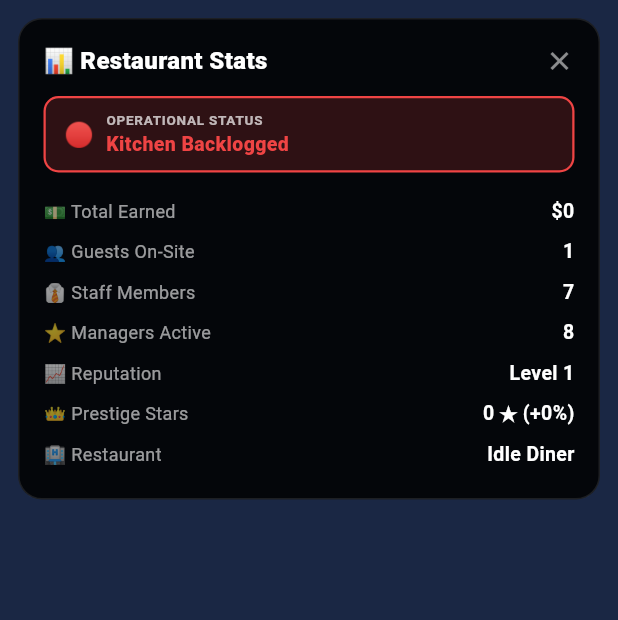
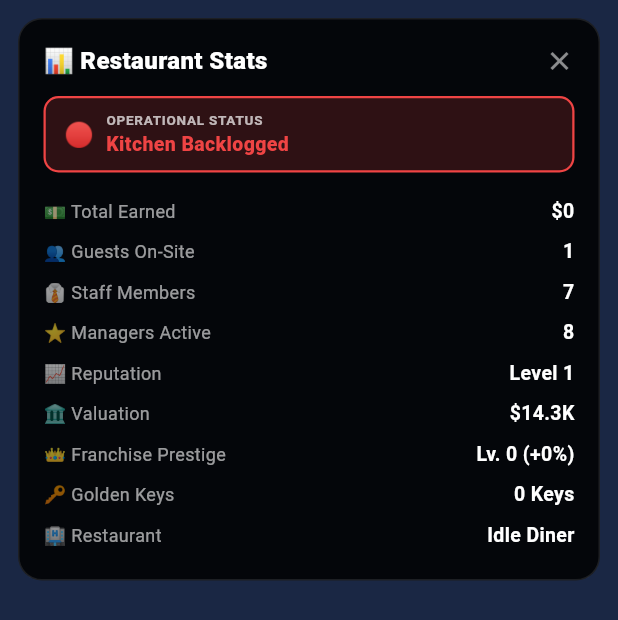
Before and after one commit to Dr-Rank1/Idle-1, a Flutter app: the StatsPanel widget shown alone on an empty page, opened directly with empty values, on a phone screen of 412 x 824 dp. Shown: the top 620 px of the screen. Run offline on Flutter 3.47's test engine with Material 3 defaults, Android fonts, the phone set to English and light mode, and no system bars; our stand-ins replace shared_preferences; accounts and stored records are empty.

Commit message:
Implement Franchise Prestige system with restaurant valuation, Golden Keys, and Flutter companion sync

```diff
--- a/lib/logic/game_state.dart
+++ b/lib/logic/game_state.dart
@@ -3,6 +3,7 @@ import 'dart:ui';
 import 'package:flutter/foundation.dart';
 import '../models/character.dart';
 import '../models/enums.dart';
+import '../models/franchise.dart';
 import '../models/manager.dart';
 import '../models/particles.dart';
 import '../models/station.dart';
@@ -17,6 +18,11 @@ class GameState extends ChangeNotifier {
   double totalEarned = 0.0;
   int reputation = 1;          // prestige multiplier level
   int prestigeStars = 0;       // permanent prestige stars earned
+  int prestigeLevel = 0;       // franchise prestige level
+  int franchiseKeys = 0;       // franchise golden keys earned
+  double restaurantValuation = 0.0;
+  final List<WorldRestaurant> worldRestaurants = List.from(defaultWorldRestaurants);
+  String activeRestaurantId = 'idle_diner';
   double starRating = 5.0;
   String restaurantName = 'Idle Diner';
   String get hotelName => restaurantName;
@@ -41,13 +47,32 @@ class GameState extends ChangeNotifier {
     'table_12': true,
   };
 
-  double get prestigeMultiplier => 1.0 + (prestigeStars * 0.25);
+  double get prestigeMultiplier => 1.0 + (prestigeLevel * 0.50) + (prestigeStars * 0.25);
   double get totalRevenueMultiplier => revenueMultiplier * prestigeMultiplier;
   double get cashPerSecond =>
       stations.fold(0.0, (sum, s) => sum + (s.actionDuration > 0 ? s.income / s.actionDuration : 0.0)) *
       totalRevenueMultiplier;
   void triggerVipEvent() => _triggerVipEvent();
-  bool get canPrestige => totalEarned >= 15000.0;
+
+  double getRestaurantValuation() {
+    final earnedPart = totalEarned * 0.75;
+    double stationPart = 0.0;
+    for (final s in stations) {
+      if (s.id.startsWith('table_')) {
+        stationPart += s.level * 250.0;
+      } else {
+        stationPart += s.level * 500.0;
+      }
+    }
+    final starMult = (starRating / 5.0).clamp(0.6, 1.25);
+    final val = (earnedPart + stationPart * 1.5) * starMult;
+    return max(500.0, val);
+  }
+
+  bool get areCoreStationsMaxLevel => stations.every((s) => s.level >= 50);
+  bool get canPrestige => getRestaurantValuation() >= 25000.0 || areCoreStationsMaxLevel;
+  int get keysToEarnOnPrestige => max(1, (getRestaurantValuation() / 15000.0).floor());
+  int get diamondsToEarnOnPrestige => 25 + (keysToEarnOnPrestige * 15);
 
   int get starsToEarnOnPrestige {
     final potential = (sqrt(totalEarned / 4000.0)).floor();
@@ -1333,11 +1358,14 @@ class GameState extends ChangeNotifier {
   }
 
   /// Prestige / Franchise Reset:
-  /// Resets cash and stations in exchange for permanent prestige stars
+  /// Resets cash and stations in exchange for permanent franchise keys, diamonds and +50% profit
   bool prestigeReset() {
     if (!canPrestige) return false;
-    final newStars = starsToEarnOnPrestige;
-    prestigeStars += newStars;
+    final newKeys = keysToEarnOnPrestige;
+    final newDiamonds = diamondsToEarnOnPrestige;
+    prestigeLevel += 1;
+    franchiseKeys += newKeys;
+    gems += newDiamonds;
     reputation += 1;
 
     // Reset station levels
@@ -1351,8 +1379,8 @@ class GameState extends ChangeNotifier {
       s.occupiedByCharacterId = null;
     }
 
-    // Starting cash bonus based on prestige
-    cash = 500.0 * (1 + prestigeStars);
+    // Starting cash bonus based on prestige level
+    cash = 500.0 * (1.0 + prestigeLevel);
 
     // Remove existing guests so resort starts fresh
     characters.removeWhere((c) => c.isGuest);
@@ -1364,7 +1392,7 @@ class GameState extends ChangeNotifier {
     }
     floatingLabels.add(FloatingLabel(
       id: 'lbl_${_nextParticleId++}',
-      text: '★ PRESTIGE UP! +${(newStars * 25)}% INCOME ★',
+      text: '👑 PRESTIGE UP! +$newKeys 🔑 (+50% PROFIT) 👑',
       screenPos: center.translate(0, -50),
       color: const Color(0xFFFFD700),
       scale: 1.3,
--- /dev/null
+++ b/lib/models/franchise.dart
@@ -0,0 +1,110 @@
+/// Model representing an unlocked or discoverable restaurant location on the World Map.
+class WorldRestaurant {
+  final String id;
+  final String name;
+  final String icon;
+  final String tagline;
+  final int stars;
+  final double multiplier;
+  bool unlocked;
+  final double cost;
+
+  WorldRestaurant({
+    required this.id,
+    required this.name,
+    required this.icon,
+    required this.tagline,
+    required this.stars,
+    required this.multiplier,
+    required this.unlocked,
+    required this.cost,
+  });
+
+  factory WorldRestaurant.fromJson(Map<String, dynamic> json) {
+    return WorldRestaurant(
+      id: json['id'] as String? ?? 'idle_diner',
+      name: json['name'] as String? ?? 'Idle Diner',
+      icon: json['icon'] as String? ?? '🍔',
+      tagline: json['tagline'] as String? ?? '',
+      stars: (json['stars'] as num?)?.toInt() ?? 5,
+      multiplier: (json['multiplier'] as num?)?.toDouble() ?? 1.0,
+      unlocked: json['unlocked'] as bool? ?? false,
+      cost: (json['cost'] as num?)?.toDouble() ?? 0.0,
+    );
+  }
+
+  Map<String, dynamic> toJson() => {
+    'id': id,
+    'name': name,
+    'icon': icon,
+    'tagline': tagline,
+    'stars': stars,
+    'multiplier': multiplier,
+    'unlocked': unlocked,
+    'cost': cost,
+  };
+}
+
+/// Baseline world restaurant empire locations matching Godot GameManager.
+final List<WorldRestaurant> defaultWorldRestaurants = [
+  WorldRestaurant(
+    id: 'idle_diner',
+    name: 'Idle Diner',
+    icon: '🍔',
+    tagline: 'Classic 1950s American Diner • 100% Max Level Complete',
+    stars: 5,
+    multiplier: 1.0,
+    unlocked: true,
+    cost: 0.0,
+  ),
+  WorldRestaurant(
+    id: 'idles_chain',
+    name: "Idle's Chain",
+    icon: '🍟',
+    tagline: 'Fast Food Drive-Thru Franchise',
+    stars: 3,
+    multiplier: 3.5,
+    unlocked: false,
+    cost: 5000.0,
+  ),
+  WorldRestaurant(
+    id: 'snowy_peaks',
+    name: 'Snowy Peaks',
+    icon: '⛷️',
+    tagline: 'Alpine Mountain Fondue Lodge',
+    stars: 2,
+    multiplier: 10.0,
+    unlocked: false,
+    cost: 25000.0,
+  ),
+  WorldRestaurant(
+    id: 'taverna_athena',
+    name: 'Taverna Athena',
+    icon: '🏛️',
+    tagline: 'Aegean Seaside Seafood Taverna',
+    stars: 4,
+    multiplier: 25.0,
+    unlocked: false,
+    cost: 100000.0,
+  ),
+  WorldRestaurant(
+    id: 'noodle_palace',
+    name: 'Noodle Palace',
+    icon: '🍜',
+    tagline: 'High-Altitude Ramen & Dim Sum Temple',
+    stars: 3,
+    multiplier: 60.0,
+    unlocked: false,
+    cost: 450000.0,
+  ),
+  WorldRestaurant(
+    id: 'sakura_springs',
+    name: 'Sakura Springs',
+    icon: '🌸',
+    tagline: 'Zen Garden Kaiseki & Tea Sanctuary',
+    stars: 5,
+    multiplier: 150.0,
+    unlocked: false,
+    cost: 2000000.0,
+  ),
+];
--- a/lib/services/save_service.dart
+++ b/lib/services/save_service.dart
@@ -56,6 +56,9 @@ class SaveService {
       'star_rating': gs.starRating,
       'reputation': gs.reputation,
       'prestigeStars': gs.prestigeStars,
+      'prestige_level': gs.prestigeLevel,
+      'franchise_keys': gs.franchiseKeys,
+      'restaurant_valuation': gs.getRestaurantValuation(),
       'restaurant_name': gs.restaurantName,
       'hotelName': gs.hotelName,
       'restaurant_level': gs.restaurantLevel,
@@ -133,6 +136,9 @@ class SaveService {
       gs.starRating = (data['star_rating'] as num?)?.toDouble() ?? gs.starRating;
       gs.reputation = (data['reputation'] as int?) ?? gs.reputation;
       gs.prestigeStars = (data['prestigeStars'] as int?) ?? gs.prestigeStars;
+      gs.prestigeLevel = (data['prestige_level'] as int?) ?? gs.prestigeLevel;
+      gs.franchiseKeys = (data['franchise_keys'] as int?) ?? gs.franchiseKeys;
+      gs.restaurantValuation = (data['restaurant_valuation'] as num?)?.toDouble() ?? gs.getRestaurantValuation();
       gs.restaurantName = (data['restaurant_name'] as String?) ??
           (data['hotelName'] as String?) ??
           gs.restaurantName;
--- a/lib/ui/screens/game_screen.dart
+++ b/lib/ui/screens/game_screen.dart
@@ -7,6 +7,7 @@ import '../../logic/game_state.dart';
 import '../../models/station.dart';
 import '../../services/save_service.dart';
 import '../../ui/painters/resort_painter.dart';
+import '../../ui/widgets/franchise_sheet.dart';
 import '../../ui/widgets/hud_overlay.dart';
 import '../../ui/widgets/managers_sheet.dart';
 import '../../ui/widgets/upgrade_sheet.dart';
@@ -221,6 +222,12 @@ class _GameScreenState extends State<GameScreen>
                 right: 0,
                 bottom: 0,
                 child: HudOverlay(
+                  onWorldMapTap: () => showModalBottomSheet(
+                    context: context,
+                    backgroundColor: Colors.transparent,
+                    isScrollControlled: true,
+                    builder: (_) => const FranchiseSheet(),
+                  ),
                   onManagersTap: () => showModalBottomSheet(
                     context: context,
                     backgroundColor: Colors.transparent,
--- a/lib/ui/widgets/hud_overlay.dart
+++ b/lib/ui/widgets/hud_overlay.dart
@@ -1091,10 +1091,12 @@ class StatsPanel extends StatelessWidget {
               _statRow('👔 Staff Members', '$staffCount'),
               _statRow('⭐ Managers Active', '$assignedManagers'),
               _statRow('📈 Reputation', 'Level ${gs.reputation}'),
+              _statRow('🏛️ Valuation', _fmt.format(gs.getRestaurantValuation())),
               _statRow(
-                '👑 Prestige Stars',
-                '${gs.prestigeStars} ★ (+${(gs.prestigeStars * 25)}%)',
+                '👑 Franchise Prestige',
+                'Lv. ${gs.prestigeLevel} (+${(gs.prestigeLevel * 50)}%)',
               ),
+              _statRow('🔑 Golden Keys', '${gs.franchiseKeys} Keys'),
               _statRow('🏨 Restaurant', gs.hotelName),
               if (gs.vipActive)
                 _statRow(
```
Also changed, not shown: lib/ui/widgets/franchise_sheet.dart (added, +490 -0 lines), 9 other files.
